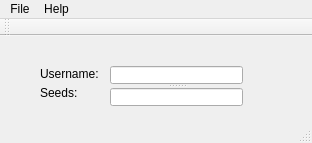
First picture: the form in QtView/QtView.ui, repository XOlifreX/HamHamGamesEdit, before the edit.
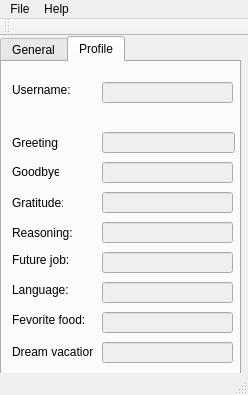
Second picture: the form after the edit. The open tabs and pages were chosen to show the change. Icons and pictures are not drawn.

What changed in the file:
```diff
--- a/QtView/QtView.ui
+++ b/QtView/QtView.ui
@@ -6,8 +6,8 @@
    <rect>
     <x>0</x>
     <y>0</y>
-    <width>312</width>
-    <height>143</height>
+    <width>248</width>
+    <height>395</height>
    </rect>
   </property>
   <property name="sizePolicy">
@@ -24,59 +24,299 @@
     <normaloff>../../../../../TheHackMap/Hamtaro/Ham-Ham Games/HamHamGamesEdit.PNG</normaloff>../../../../../TheHackMap/Hamtaro/Ham-Ham Games/HamHamGamesEdit.PNG</iconset>
   </property>
   <widget class="QWidget" name="centralWidget">
-   <widget class="QLabel" name="label">
+   <widget class="QTabWidget" name="tabWidget">
     <property name="geometry">
      <rect>
-      <x>40</x>
-      <y>30</y>
-      <width>61</width>
-      <height>16</height>
+      <x>0</x>
+      <y>0</y>
+      <width>241</width>
+      <height>341</height>
      </rect>
     </property>
-    <property name="text">
-     <string>Username:</string>
+    <property name="currentIndex">
+     <number>0</number>
     </property>
-   </widget>
-   <widget class="QLabel" name="label_2">
-    <property name="geometry">
-     <rect>
-      <x>40</x>
-      <y>50</y>
-      <width>47</width>
-      <height>13</height>
-     </rect>
-    </property>
-    <property name="text">
-     <string>Seeds:</string>
-    </property>
-   </widget>
-   <widget class="QSplitter" name="splitter">
-    <property name="geometry">
-     <rect>
-      <x>110</x>
-      <y>30</y>
-      <width>133</width>
-      <height>40</height>
-     </rect>
-    </property>
-    <property name="orientation">
-     <enum>Qt::Vertical</enum>
-    </property>
-    <widget class="QLineEdit" name="txtUsername">
-     <property name="sizePolicy">
-      <sizepolicy hsizetype="Fixed" vsizetype="Fixed">
-       <horstretch>0</horstretch>
-       <verstretch>0</verstretch>
-      </sizepolicy>
-     </property>
+    <widget class="QWidget" name="tabGeneral">
+     <attribute name="title">
+      <string>General</string>
+     </attribute>
+     <widget class="QLabel" name="label_2">
+      <property name="geometry">
+       <rect>
+        <x>10</x>
+        <y>20</y>
+        <width>47</width>
+        <height>16</height>
+       </rect>
+      </property>
+      <property name="text">
+       <string>Seeds:</string>
+      </property>
+     </widget>
+     <widget class="QLineEdit" name="txtSeeds">
+      <property name="enabled">
+       <bool>false</bool>
+      </property>
+      <property name="geometry">
+       <rect>
+        <x>100</x>
+        <y>20</y>
+        <width>131</width>
+        <height>21</height>
+       </rect>
+      </property>
+      <property name="sizePolicy">
+       <sizepolicy hsizetype="Fixed" vsizetype="Fixed">
+        <horstretch>0</horstretch>
+        <verstretch>0</verstretch>
+       </sizepolicy>
+      </property>
+     </widget>
     </widget>
-    <widget class="QLineEdit" name="txtSeeds">
-     <property name="sizePolicy">
-      <sizepolicy hsizetype="Fixed" vsizetype="Fixed">
-       <horstretch>0</horstretch>
-       <verstretch>0</verstretch>
-      </sizepolicy>
-     </property>
+    <widget class="QWidget" name="tabProfile">
+     <attribute name="title">
+      <string>Profile</string>
+     </attribute>
+     <widget class="QLabel" name="label">
+      <property name="geometry">
+       <rect>
+        <x>10</x>
+        <y>20</y>
+        <width>61</width>
+        <height>16</height>
+       </rect>
+      </property>
+      <property name="text">
+       <string>Username:</string>
+      </property>
+     </widget>
+     <widget class="QLabel" name="label_3">
+      <property name="geometry">
+       <rect>
+        <x>10</x>
+        <y>70</y>
+        <width>47</width>
+        <height>21</height>
+       </rect>
+      </property>
+      <property name="text">
+       <string>Greeting:</string>
+      </property>
+     </widget>
+     <widget class="QLabel" name="label_4">
+      <property name="geometry">
+       <rect>
+        <x>10</x>
+        <y>100</y>
+        <width>47</width>
+        <height>20</height>
+       </rect>
+      </property>
+      <property name="text">
+       <string>Goodbye:</string>
+      </property>
+     </widget>
+     <widget class="QLabel" name="label_5">
+      <property name="geometry">
+       <rect>
+        <x>10</x>
+        <y>130</y>
+        <width>51</width>
+        <height>21</height>
+       </rect>
+      </property>
+      <property name="text">
+       <string>Gratitude:</string>
+      </property>
+     </widget>
+     <widget class="QLabel" name="label_6">
+      <property name="geometry">
+       <rect>
+        <x>10</x>
+        <y>160</y>
+        <width>61</width>
+        <height>21</height>
+       </rect>
+      </property>
+      <property name="text">
+       <string>Reasoning:</string>
+      </property>
+     </widget>
+     <widget class="QLabel" name="label_7">
+      <property name="geometry">
+       <rect>
+        <x>10</x>
+        <y>190</y>
+        <width>71</width>
+        <height>16</height>
+       </rect>
+      </property>
+      <property name="text">
+       <string>Future job:</string>
+      </property>
+     </widget>
+     <widget class="QLabel" name="label_8">
+      <property name="geometry">
+       <rect>
+        <x>10</x>
+        <y>220</y>
+        <width>81</width>
+        <height>16</height>
+       </rect>
+      </property>
+      <property name="text">
+       <string>Language:</string>
+      </property>
+     </widget>
+     <widget class="QLabel" name="label_9">
+      <property name="geometry">
+       <rect>
+        <x>10</x>
+        <y>250</y>
+        <width>81</width>
+        <height>16</height>
+       </rect>
+      </property>
+      <property name="text">
+       <string>Fevorite food:</string>
+      </property>
+     </widget>
+     <widget class="QLabel" name="label_10">
+      <property name="geometry">
+       <rect>
+        <x>10</x>
+        <y>280</y>
+        <width>81</width>
+        <height>20</height>
+       </rect>
+      </property>
+      <property name="text">
+       <string>Dream vacation:</string>
+      </property>
+     </widget>
+     <widget class="QLineEdit" name="txtGreeting">
+      <property name="enabled">
+       <bool>false</bool>
+      </property>
+      <property name="geometry">
+       <rect>
+        <x>100</x>
+        <y>70</y>
+        <width>133</width>
+        <height>21</height>
+       </rect>
+      </property>
+     </widget>
+     <widget class="QLineEdit" name="txtGoodbye">
+      <property name="enabled">
+       <bool>false</bool>
+      </property>
+      <property name="geometry">
+       <rect>
+        <x>100</x>
+        <y>100</y>
+        <width>131</width>
+        <height>21</height>
+       </rect>
+      </property>
+     </widget>
+     <widget class="QLineEdit" name="txtGratitude">
+      <property name="enabled">
+       <bool>false</bool>
+      </property>
+      <property name="geometry">
+       <rect>
+        <x>100</x>
+        <y>130</y>
+        <width>131</width>
+        <height>21</height>
+       </rect>
+      </property>
+     </widget>
+     <widget class="QLineEdit" name="txtReasoning">
+      <property name="enabled">
+       <bool>false</bool>
+      </property>
+      <property name="geometry">
+       <rect>
+        <x>100</x>
+        <y>160</y>
+        <width>131</width>
+        <height>21</height>
+       </rect>
+      </property>
+     </widget>
+     <widget class="QLineEdit" name="txtJob">
+      <property name="enabled">
+       <bool>false</bool>
+      </property>
+      <property name="geometry">
+       <rect>
+        <x>100</x>
+        <y>190</y>
+        <width>131</width>
+        <height>21</height>
+       </rect>
+      </property>
+     </widget>
+     <widget class="QLineEdit" name="txtLanguage">
+      <property name="enabled">
+       <bool>false</bool>
+      </property>
+      <property name="geometry">
+       <rect>
+        <x>100</x>
+        <y>220</y>
+        <width>131</width>
+        <height>21</height>
+       </rect>
+      </property>
+     </widget>
+     <widget class="QLineEdit" name="txtFood">
+      <property name="enabled">
+       <bool>false</bool>
+      </property>
+      <property name="geometry">
+       <rect>
+        <x>100</x>
+        <y>250</y>
+        <width>131</width>
+        <height>21</height>
+       </rect>
+      </property>
+     </widget>
+     <widget class="QLineEdit" name="txtVacation">
+      <property name="enabled">
+       <bool>false</bool>
+      </property>
+      <property name="geometry">
+       <rect>
+        <x>100</x>
+        <y>280</y>
+        <width>131</width>
+        <height>21</height>
+       </rect>
+      </property>
+     </widget>
+     <widget class="QLineEdit" name="txtUsername">
+      <property name="enabled">
+       <bool>false</bool>
+      </property>
+      <property name="geometry">
+       <rect>
+        <x>100</x>
+        <y>20</y>
+        <width>131</width>
+        <height>21</height>
+       </rect>
+      </property>
+      <property name="sizePolicy">
+       <sizepolicy hsizetype="Fixed" vsizetype="Fixed">
+        <horstretch>0</horstretch>
+        <verstretch>0</verstretch>
+       </sizepolicy>
+      </property>
+     </widget>
     </widget>
    </widget>
   </widget>
@@ -85,7 +325,7 @@
     <rect>
      <x>0</x>
      <y>0</y>
-     <width>312</width>
+     <width>248</width>
      <height>21</height>
     </rect>
    </property>
```
Left out of the diff: 6 changed lines with no effect on the pictures.
